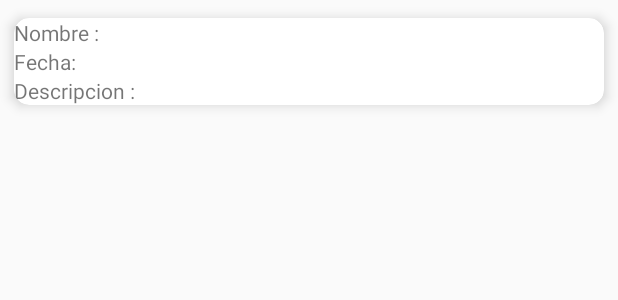
After one commit to Rimhi/Aula-semestral, an Android app: the layout cardview_fechas_inspecciones.xml on its own in the app's theme, with its tools: preview values and no code run, on a phone screen of 412 x 824 dp. The commit adds this screen. Shown: the top 300 px of the screen. Run offline under Robolectric (Android 15) with nearby library versions, the phone set to English and light mode, and no system bars.

Commit message:
inicio Adapter para fechas inspeccion

```diff
--- a/app/build.gradle
+++ b/app/build.gradle
@@ -25,5 +25,7 @@ dependencies {
     implementation 'com.google.android.gms:play-services-maps:11.8.0'
     implementation 'com.google.firebase:firebase-database:11.8.0'
     implementation 'com.google.firebase:firebase-core:11.8.0'
+    implementation 'com.android.support:cardview-v7:26.1.0'
+    implementation 'com.android.support:recyclerview-v7:26.1.0'
 }
 apply plugin: 'com.google.gms.google-services'
--- a/app/src/main/java/monterrosa/ricardo/aprendermaps/LlenarFormularioActivity.java
+++ b/app/src/main/java/monterrosa/ricardo/aprendermaps/LlenarFormularioActivity.java
@@ -35,8 +35,12 @@ public class LlenarFormularioActivity extends AppCompatActivity {
         Guardar.setOnClickListener(new View.OnClickListener() {
             @Override
             public void onClick(View view) {
+
+                /***
+                 * Guarda la fecha de inspeccionde la trampa a la cual se le dio en Informacion
+                 */
                 LlegadaMapa llegadaMapa = new LlegadaMapa(fechaactual(),CodigoTrampa.getText().toString(),"Ricardo");
-                baseDatos.child("Fecha_llenar_formulario").child("Codigo: "+CodigoTrampa.getText().toString()+"  Fecha: "+fechaactual()).setValue(llegadaMapa);
+                baseDatos.child("trampas").child(CodigoTrampa.getText().toString()).child("Inspeccion").child(fechaactual()).setValue(llegadaMapa);
             }
         });
     }
--- a/app/src/main/java/monterrosa/ricardo/aprendermaps/MapaInspectorActivity.java
+++ b/app/src/main/java/monterrosa/ricardo/aprendermaps/MapaInspectorActivity.java
@@ -57,7 +57,6 @@ public class MapaInspectorActivity extends AppCompatActivity implements OnMapRea
         baseDatos = FirebaseDatabase.getInstance().getReference();
 
         trampaRef = baseDatos.child("trampas");
-        baseDatos.child("Fecha_llenar_formulario");
         trampaRef.addChildEventListener(trampasHijoListener);
 
     }
@@ -77,7 +76,7 @@ public class MapaInspectorActivity extends AppCompatActivity implements OnMapRea
         LocationManager lm = (LocationManager)getSystemService(getApplicationContext().LOCATION_SERVICE);
         Location location = lm.getLastKnownLocation(LocationManager.GPS_PROVIDER);
         final LatLng userlocation = new LatLng(location.getLatitude(),location.getLongitude());
-        mMap.animateCamera(CameraUpdateFactory.newLatLngZoom(userlocation,13));
+        mMap.animateCamera(CameraUpdateFactory.newLatLngZoom(userlocation,14));
         mMap.setOnMarkerClickListener(new GoogleMap.OnMarkerClickListener() {
             @Override
             public boolean onMarkerClick(Marker marker) {
@@ -89,7 +88,7 @@ public class MapaInspectorActivity extends AppCompatActivity implements OnMapRea
         mMap.setOnInfoWindowClickListener(new GoogleMap.OnInfoWindowClickListener() {
             @Override
             public void onInfoWindowClick(final Marker marker) {
-                if (calcularDistancia(userlocation,marker.getPosition())<=5){
+                if (calcularDistancia(userlocation,marker.getPosition())<=6){
                     AlertDialog.Builder builder = new AlertDialog.Builder(MapaInspectorActivity.this);
                     builder.setTitle("¿Desea llenar formulario?")
                             .setNegativeButton("no", new DialogInterface.OnClickListener() {
--- a/app/src/main/res/layout/activity_informacion_trampa.xml
+++ b/app/src/main/res/layout/activity_informacion_trampa.xml
@@ -81,11 +81,11 @@
                 android:layout_width="wrap_content"
                 android:layout_height="wrap_content"
                 android:text="Fechas de Inspeccion: "/>
-            <ListView
+            <android.support.v7.widget.RecyclerView
                 android:layout_width="match_parent"
                 android:layout_height="wrap_content"
                 android:id="@+id/fechasInspeccion">
-            </ListView>
+            </android.support.v7.widget.RecyclerView>
         </LinearLayout>
     </ScrollView>
 </LinearLayout>
--- /dev/null
+++ b/app/src/main/res/layout/cardview_fechas_inspecciones.xml
@@ -0,0 +1,62 @@
+<?xml version="1.0" encoding="utf-8"?>
+<RelativeLayout xmlns:android="http://schemas.android.com/apk/res/android"
+    android:layout_width="match_parent"
+    android:layout_height="match_parent"
+    xmlns:card_view="http://schemas.android.com/apk/res-auto">
+    <android.support.v7.widget.CardView
+        android:layout_width="match_parent"
+        android:layout_height="wrap_content"
+        android:layout_margin="1dp"
+        android:id="@+id/CardViewClientes"
+        card_view:cardCornerRadius="10dp"
+        card_view:cardElevation="5dp"
+        card_view:cardUseCompatPadding="true">
+
+        <LinearLayout
+            android:layout_width="match_parent"
+            android:layout_height="wrap_content"
+            android:orientation="vertical">
+            <LinearLayout
+                android:layout_width="match_parent"
+                android:layout_height="wrap_content"
+                android:orientation="horizontal">
+                <TextView
+                    android:layout_width="wrap_content"
+                    android:layout_height="wrap_content"
+                    android:text="Nombre : " />
+                <TextView
+                    android:layout_width="wrap_content"
+                    android:layout_height="wrap_content"
+                    android:id="@+id/CardviewNombreInspector"/>
+            </LinearLayout>
+            <LinearLayout
+                android:layout_width="match_parent"
+                android:layout_height="wrap_content"
+                android:orientation="horizontal">
+                <TextView
+                    android:layout_width="wrap_content"
+                    android:layout_height="wrap_content"
+                    android:text="Fecha: "/>
+                <TextView
+                    android:layout_width="wrap_content"
+                    android:layout_height="wrap_content"
+                    android:id="@+id/CardViewFeachaInspeccion"/>
+            </LinearLayout>
+            <LinearLayout
+                android:layout_width="match_parent"
+                android:layout_height="wrap_content"
+                android:orientation="horizontal">
+                <TextView
+                    android:layout_width="wrap_content"
+                    android:layout_height="wrap_content"
+                    android:text="Descripcion : "/>
+                <TextView
+                    android:layout_width="wrap_content"
+                    android:layout_height="wrap_content"
+                    android:id="@+id/CardViewDescripcionInspeccion"/>
+            </LinearLayout>
+        </LinearLayout>
+    </android.support.v7.widget.CardView>
+
+
+</RelativeLayout>
```
Also changed, not shown: app/src/main/java/monterrosa/ricardo/aprendermaps/InformacionTrampaActivity.java (+40 -2 lines), app/src/main/java/monterrosa/ricardo/aprendermaps/MapsActivity.java (+4 -11 lines), app/src/main/java/monterrosa/ricardo/aprendermaps/adapters/FechaInspeccionAdapter.java (added, +90 -0 lines).
